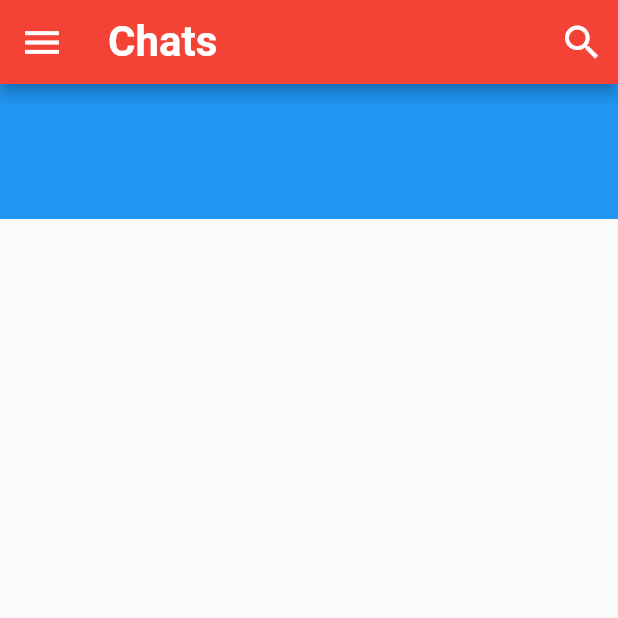
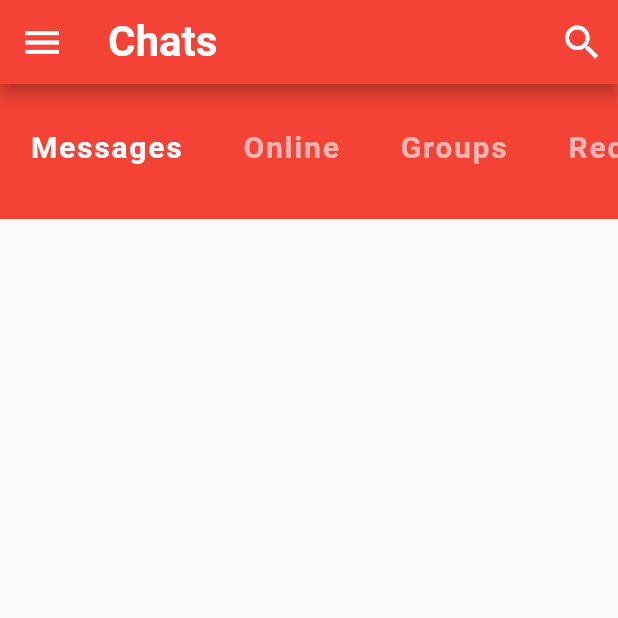
Before and after one commit to akintoluvic/chatui, a Flutter app: the screen it shows after launch, on a phone screen of 412 x 824 dp, the top half of it. Run offline on Flutter 3.47's test engine with Material 2 defaults, Android fonts, the phone set to English and light mode, and no system bars.

Commit message:
category selector done

```diff
--- a/lib/widgets/category_selector.dart
+++ b/lib/widgets/category_selector.dart
@@ -6,11 +6,38 @@ class CategorySelector extends StatefulWidget {
 }
 
 class _CategorySelectorState extends State<CategorySelector> {
+
+  int selectedIndex = 0;
+
+  final List<String> categories = ['Messages', 'Online', 'Groups', 'Requests'];
+
   @override
   Widget build(BuildContext context) {
     return Container(
       height: 90.0,
-      color: Colors.blue,
+      color: Theme.of(context).primaryColor,
+      child: ListView.builder(
+        scrollDirection: Axis.horizontal,
+        itemCount: categories.length,
+        itemBuilder: (BuildContext context, int index) {
+          return GestureDetector(
+            onTap: () {
+              setState(() {
+                selectedIndex = index;
+              });
+            },
+                      child: Padding(
+              padding: EdgeInsets.symmetric(horizontal: 20.0, vertical: 30.0),
+              child: Text(categories[index], style: TextStyle(
+                color: index == selectedIndex ? Colors.white : Colors.white60,
+                fontSize: 20.0,
+                fontWeight: FontWeight.bold,
+                letterSpacing: 1.2
+              ),),
+            ),
+          );
+        },
+      ),
     );
   }
 }
```
